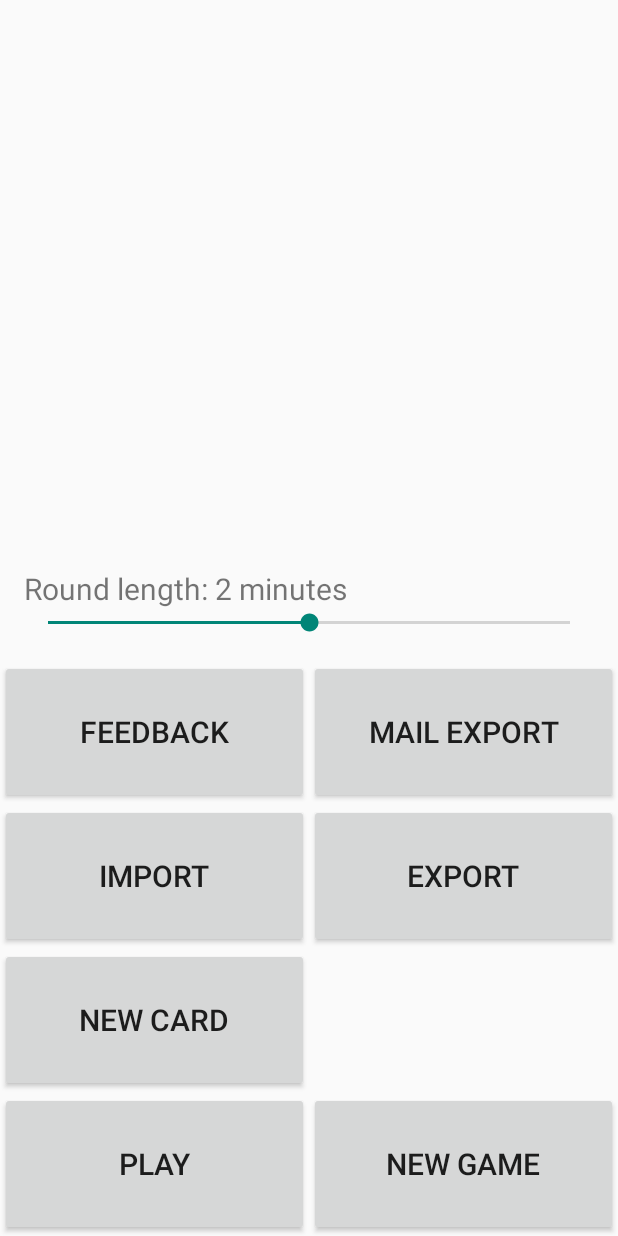
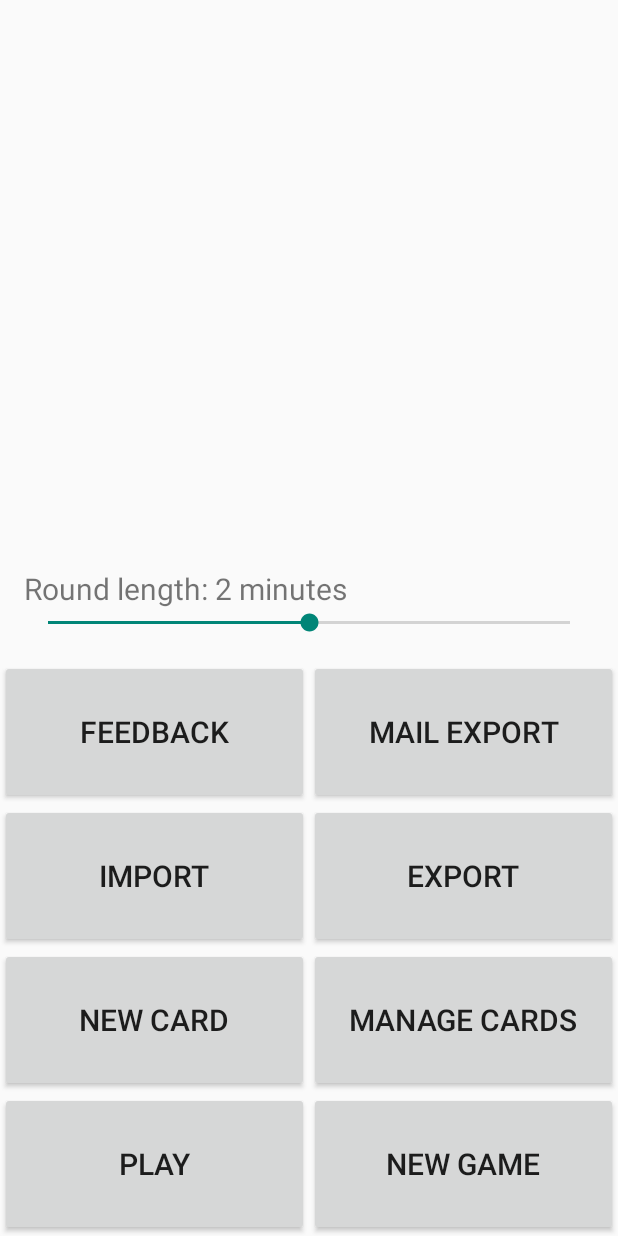
Before and after one commit to rillig/GuessWords, an Android app: the screen it shows after launch (MainActivity), on a phone screen of 412 x 824 dp. Run offline under Robolectric (Android 15) with nearby library versions, the phone set to English and light mode, and no system bars.

Commit message:
List all cards

```diff
--- a/app/src/main/AndroidManifest.xml
+++ b/app/src/main/AndroidManifest.xml
@@ -1,7 +1,8 @@
 <manifest
     xmlns:android="http://schemas.android.com/apk/res/android"
     xmlns:tools="http://schemas.android.com/tools"
-    package="de.roland_illig.guesswords">
+    package="de.roland_illig.guesswords"
+    tools:ignore="LockedOrientationActivity">
 
     <application
         android:allowBackup="true"
--- a/app/src/main/java/de/roland_illig/guesswords/MainActivity.kt
+++ b/app/src/main/java/de/roland_illig/guesswords/MainActivity.kt
@@ -189,6 +189,8 @@ class MainActivity : AppCompatActivity() {
 
     fun startNewCard(view: View) = startActivity(Intent(this, EditCardActivity::class.java))
 
+    fun startManageCards(view: View) = startActivity(Intent(this, EditCardsActivity::class.java))
+
     fun startNewGame(view: View) {
         state = GameState(state.secondsPerRound)
         startGame(view)
--- a/app/src/main/res/layout/activity_main.xml
+++ b/app/src/main/res/layout/activity_main.xml
@@ -106,10 +106,15 @@
             android:text="@string/new_card_button"
             android:textSize="20sp" />
 
-        <Space
-            android:layout_width="wrap_content"
-            android:layout_height="wrap_content"
-            android:layout_weight="1" />
+        <!-- TODO: Properly align the text vertically -->
+        <Button
+            android:id="@+id/manage_cards_button"
+            android:layout_width="0dp"
+            android:layout_height="96sp"
+            android:layout_weight="1"
+            android:onClick="startManageCards"
+            android:text="@string/manage_cards_button"
+            android:textSize="20sp" />
     </LinearLayout>
 
     <LinearLayout
--- a/app/src/main/res/values/strings.xml
+++ b/app/src/main/res/values/strings.xml
@@ -14,7 +14,8 @@
     <string name="export_mail_button">Mail export</string>
     <string name="import_button">Import</string>
     <string name="export_button">Export</string>
-    <string name="new_card_button">New Card</string>
+    <string name="new_card_button">New card</string>
+    <string name="manage_cards_button">Manage cards</string>
     <string name="play_button">Play</string>
     <string name="new_game_button">New game</string>
 
```
Also changed, not shown: app/src/main/java/de/roland_illig/guesswords/EditCardsActivity.kt (+39 -0 lines), app/src/main/res/layout/row_edit_cards_card.xml (added, +12 -0 lines), 1 other file.
